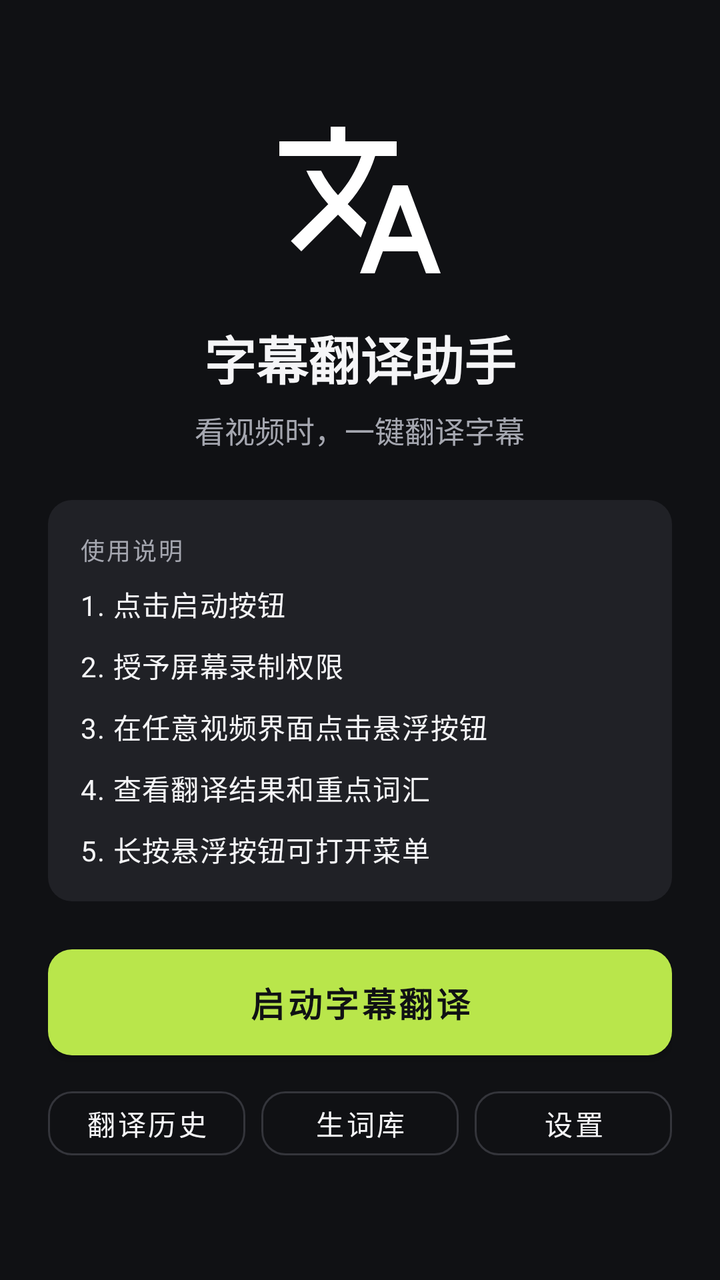
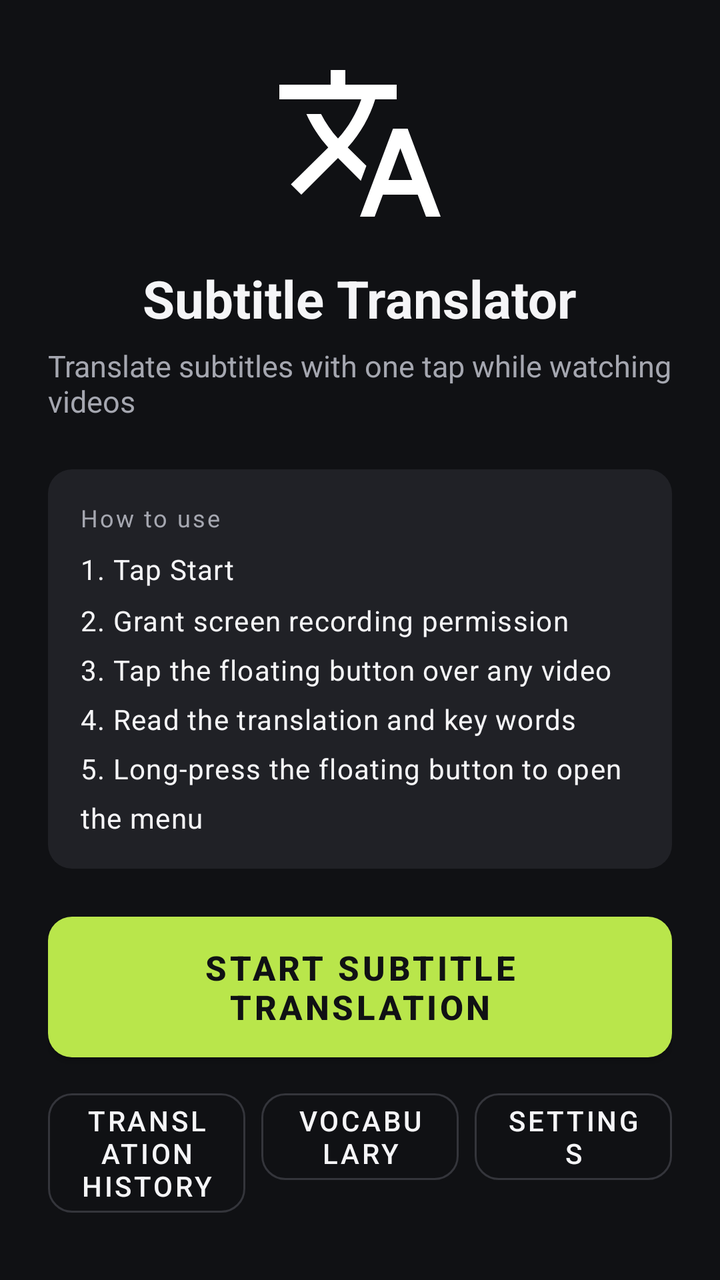

An Android layout rendered at two revisions. The XML below is the earlier revision; the diff shows what the commit changed to produce the second picture.
<!-- AndroidManifest.xml: application theme Theme.SubtitleTranslator -->
<!-- res/layout/activity_main.xml -->
<?xml version="1.0" encoding="utf-8"?>
<ScrollView xmlns:android="http://schemas.android.com/apk/res/android"
    android:layout_width="match_parent"
    android:layout_height="match_parent"
    android:fillViewport="true"
    android:padding="24dp"
    android:background="@color/screen_bg">

    <LinearLayout
        android:layout_width="match_parent"
        android:layout_height="wrap_content"
        android:orientation="vertical"
        android:gravity="center">

        <ImageView
            android:layout_width="88dp"
            android:layout_height="88dp"
            android:src="@drawable/ic_translate"
            android:contentDescription="@string/app_name" />

        <TextView
            android:layout_width="wrap_content"
            android:layout_height="wrap_content"
            android:layout_marginTop="16dp"
            android:text="@string/app_name"
            android:textSize="26sp"
            android:textStyle="bold"
            android:textColor="@color/text_primary" />

        <TextView
            android:layout_width="wrap_content"
            android:layout_height="wrap_content"
            android:layout_marginTop="6dp"
            android:text="看视频时，一键翻译字幕"
            android:textSize="15sp"
            android:textColor="@color/text_secondary" />

        
        <LinearLayout
            android:layout_width="match_parent"
            android:layout_height="wrap_content"
            android:layout_marginTop="24dp"
            android:orientation="vertical"
            android:padding="16dp"
            android:background="@drawable/bg_card">

            <TextView
                android:layout_width="wrap_content"
                android:layout_height="wrap_content"
                android:text="使用说明"
                android:textAppearance="@style/TextAppearance.SubtitleTranslator.SectionLabel" />

            <TextView
                android:layout_width="match_parent"
                android:layout_height="wrap_content"
                android:layout_marginTop="8dp"
                android:text="1. 点击启动按钮\n2. 授予屏幕录制权限\n3. 在任意视频界面点击悬浮按钮\n4. 查看翻译结果和重点词汇\n5. 长按悬浮按钮可打开菜单"
                android:textAppearance="@style/TextAppearance.SubtitleTranslator.Body"
                android:lineSpacingMultiplier="1.5" />
        </LinearLayout>

        
        <LinearLayout
            android:id="@+id/statusContainer"
            android:layout_width="match_parent"
            android:layout_height="wrap_content"
            android:layout_marginTop="16dp"
            android:orientation="vertical"
            android:padding="16dp"
            android:background="@drawable/bg_card"
            android:visibility="gone">

            <LinearLayout
                android:layout_width="match_parent"
                android:layout_height="wrap_content"
                android:orientation="horizontal"
                android:gravity="center_vertical">

                <TextView
                    android:layout_width="wrap_content"
                    android:layout_height="wrap_content"
                    android:text="●"
                    android:textColor="@color/accent"
                    android:textSize="12sp" />

                <TextView
                    android:id="@+id/tvServiceStatus"
                    android:layout_width="wrap_content"
                    android:layout_height="wrap_content"
                    android:layout_marginStart="8dp"
                    android:text="字幕翻译运行中"
                    android:textColor="@color/accent"
                    android:textSize="15sp"
                    android:textStyle="bold" />
            </LinearLayout>

            <TextView
                android:layout_width="wrap_content"
                android:layout_height="wrap_content"
                android:layout_marginTop="6dp"
                android:text="点击悬浮球翻译字幕，长按打开菜单"
                android:textColor="@color/text_secondary"
                android:textSize="13sp" />
        </LinearLayout>

        <Button
            android:id="@+id/btnStartService"
            style="@style/Widget.SubtitleTranslator.Button.Primary"
            android:layout_width="match_parent"
            android:layout_height="wrap_content"
            android:layout_marginTop="24dp"
            android:text="启动字幕翻译" />

        <LinearLayout
            android:layout_width="match_parent"
            android:layout_height="wrap_content"
            android:layout_marginTop="12dp"
            android:orientation="horizontal">

            <Button
                android:id="@+id/btnHistory"
                style="@style/Widget.SubtitleTranslator.Button.Outlined"
                android:layout_width="0dp"
                android:layout_height="wrap_content"
                android:layout_weight="1"
                android:layout_marginEnd="4dp"
                android:minWidth="0dp"
                android:text="翻译历史" />

            <Button
                android:id="@+id/btnVocabulary"
                style="@style/Widget.SubtitleTranslator.Button.Outlined"
                android:layout_width="0dp"
                android:layout_height="wrap_content"
                android:layout_weight="1"
                android:layout_marginStart="4dp"
                android:layout_marginEnd="4dp"
                android:minWidth="0dp"
                android:text="生词库" />

            <Button
                android:id="@+id/btnSettings"
                style="@style/Widget.SubtitleTranslator.Button.Outlined"
                android:layout_width="0dp"
                android:layout_height="wrap_content"
                android:layout_weight="1"
                android:layout_marginStart="4dp"
                android:minWidth="0dp"
                android:text="设置" />
        </LinearLayout>

    </LinearLayout>
</ScrollView>
<!-- resources referenced by this layout -->
<resources>
  <color name="accent">#FFB9E64B</color>
  <color name="screen_bg">#FF101114</color>
  <color name="text_primary">#FFF5F5F7</color>
  <color name="text_secondary">#FFA5A7B0</color>
  <!-- drawable bg_card (drawable) -->
  <?xml version="1.0" encoding="utf-8"?>
  <shape xmlns:android="http://schemas.android.com/apk/res/android"
      android:shape="rectangle">
      <solid android:color="@color/card_bg" />
      <corners android:radius="@dimen/card_radius" />
  </shape>
  <string name="app_name">字幕翻译助手</string>
  <style name="TextAppearance.SubtitleTranslator.Body" parent="TextAppearance.MaterialComponents.Body1">
          <item name="android:textSize">14sp</item>
          <item name="android:textColor">@color/text_primary</item>
          <item name="android:lineSpacingMultiplier">1.4</item>
      </style>
  <style name="TextAppearance.SubtitleTranslator.SectionLabel" parent="TextAppearance.MaterialComponents.Caption">
          <item name="android:textSize">12sp</item>
          <item name="android:textColor">@color/text_secondary</item>
          <item name="android:letterSpacing">0.08</item>
      </style>
  <style name="Widget.SubtitleTranslator.Button.Outlined" parent="Widget.MaterialComponents.Button.OutlinedButton">
          <item name="android:textColor">@color/text_primary</item>
          <item name="strokeColor">@color/button_outline</item>
          <item name="cornerRadius">12dp</item>
          <item name="android:minHeight">44dp</item>
      </style>
  <style name="Widget.SubtitleTranslator.Button.Primary" parent="Widget.MaterialComponents.Button">
          <item name="android:textColor">@color/on_accent</item>
          <item name="backgroundTint">@color/accent</item>
          <item name="cornerRadius">12dp</item>
          <item name="android:textSize">17sp</item>
          <item name="android:textStyle">bold</item>
          <item name="android:paddingTop">14dp</item>
          <item name="android:paddingBottom">14dp</item>
          <item name="android:minHeight">52dp</item>
          <item name="android:insetTop">0dp</item>
          <item name="android:insetBottom">0dp</item>
      </style>
  <style name="Theme.SubtitleTranslator" parent="Theme.MaterialComponents.NoActionBar">
          
          <item name="colorPrimary">@color/accent</item>
          <item name="colorPrimaryVariant">@color/accent_dim</item>
          <item name="colorOnPrimary">@color/on_accent</item>
          <item name="colorSecondary">@color/accent</item>
          <item name="colorSecondaryVariant">@color/accent_dim</item>
          <item name="colorOnSecondary">@color/on_accent</item>
          
          <item name="android:statusBarColor">@color/screen_bg</item>
          <item name="android:windowLightStatusBar">false</item>
          <item name="android:navigationBarColor">@color/screen_bg</item>
      </style>
  <color name="card_bg">#FF202126</color>
  <dimen name="card_radius">12dp</dimen>
  <color name="button_outline">#FF34353B</color>
  <color name="on_accent">#FF101114</color>
  <color name="accent_dim">#FFCBE97F</color>
  <!-- unchanged entries left out for length: 1 -->
</resources>

<!-- the commit's change to res/layout/activity_main.xml (unified diff, before → after) -->
@@ -31,7 +31,7 @@
             android:layout_width="wrap_content"
             android:layout_height="wrap_content"
             android:layout_marginTop="6dp"
-            android:text="看视频时，一键翻译字幕"
+            android:text="@string/main_tagline"
             android:textSize="15sp"
             android:textColor="@color/text_secondary" />
 
@@ -47,14 +47,14 @@
             <TextView
                 android:layout_width="wrap_content"
                 android:layout_height="wrap_content"
-                android:text="使用说明"
+                android:text="@string/main_instructions_title"
                 android:textAppearance="@style/TextAppearance.SubtitleTranslator.SectionLabel" />
 
             <TextView
                 android:layout_width="match_parent"
                 android:layout_height="wrap_content"
                 android:layout_marginTop="8dp"
-                android:text="1. 点击启动按钮\n2. 授予屏幕录制权限\n3. 在任意视频界面点击悬浮按钮\n4. 查看翻译结果和重点词汇\n5. 长按悬浮按钮可打开菜单"
+                android:text="@string/main_instructions"
                 android:textAppearance="@style/TextAppearance.SubtitleTranslator.Body"
                 android:lineSpacingMultiplier="1.5" />
         </LinearLayout>
@@ -79,7 +79,7 @@
                 <TextView
                     android:layout_width="wrap_content"
                     android:layout_height="wrap_content"
-                    android:text="●"
+                    android:text="@string/decorative_bullet"
                     android:textColor="@color/accent"
                     android:textSize="12sp" />
 
@@ -88,7 +88,7 @@
                     android:layout_width="wrap_content"
                     android:layout_height="wrap_content"
                     android:layout_marginStart="8dp"
-                    android:text="字幕翻译运行中"
+                    android:text="@string/main_status_running"
                     android:textColor="@color/accent"
                     android:textSize="15sp"
                     android:textStyle="bold" />
@@ -98,7 +98,7 @@
                 android:layout_width="wrap_content"
                 android:layout_height="wrap_content"
                 android:layout_marginTop="6dp"
-                android:text="点击悬浮球翻译字幕，长按打开菜单"
+                android:text="@string/main_status_hint"
                 android:textColor="@color/text_secondary"
                 android:textSize="13sp" />
         </LinearLayout>
@@ -109,7 +109,7 @@
             android:layout_width="match_parent"
             android:layout_height="wrap_content"
             android:layout_marginTop="24dp"
-            android:text="启动字幕翻译" />
+            android:text="@string/main_start_service" />
 
         <LinearLayout
             android:layout_width="match_parent"
@@ -125,7 +125,7 @@
                 android:layout_weight="1"
                 android:layout_marginEnd="4dp"
                 android:minWidth="0dp"
-                android:text="翻译历史" />
+                android:text="@string/main_history" />
 
             <Button
                 android:id="@+id/btnVocabulary"
@@ -136,7 +136,7 @@
                 android:layout_marginStart="4dp"
                 android:layout_marginEnd="4dp"
                 android:minWidth="0dp"
-                android:text="生词库" />
+                android:text="@string/main_vocabulary" />
 
             <Button
                 android:id="@+id/btnSettings"
@@ -146,7 +146,7 @@
                 android:layout_weight="1"
                 android:layout_marginStart="4dp"
                 android:minWidth="0dp"
-                android:text="设置" />
+                android:text="@string/main_settings" />
         </LinearLayout>
 
     </LinearLayout>
<!-- resource entries referenced after the edit -->
@@ -11,7 +11,17 @@
       <solid android:color="@color/card_bg" />
       <corners android:radius="@dimen/card_radius" />
   </shape>
-  <string name="app_name">字幕翻译助手</string>
+  <string name="app_name">Subtitle Translator</string>
+  <string name="decorative_bullet" translatable="false">●</string>
+  <string name="main_history">Translation history</string>
+  <string name="main_instructions">1. Tap Start\n2. Grant screen recording permission\n3. Tap the floating button over any video\n4. Read the translation and key words\n5. Long-press the floating button to open the menu</string>
+  <string name="main_instructions_title">How to use</string>
+  <string name="main_settings">Settings</string>
+  <string name="main_start_service">Start subtitle translation</string>
+  <string name="main_status_hint">Tap the floating ball to translate, long-press to open the menu</string>
+  <string name="main_status_running">Subtitle translation is running</string>
+  <string name="main_tagline">Translate subtitles with one tap while watching videos</string>
+  <string name="main_vocabulary">Vocabulary</string>
   <style name="TextAppearance.SubtitleTranslator.Body" parent="TextAppearance.MaterialComponents.Body1">
           <item name="android:textSize">14sp</item>
           <item name="android:textColor">@color/text_primary</item>
